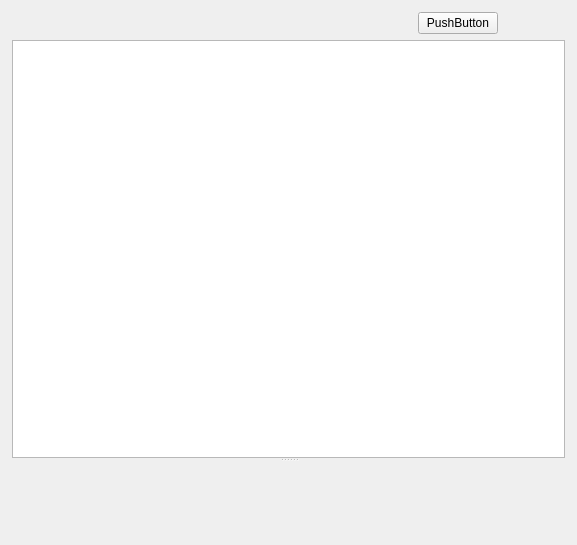
First picture: the form in sVanilla/src/ClientUi/VideoList/VideoWidget.ui, repository WangPengZhan/sVanilla, before the edit.
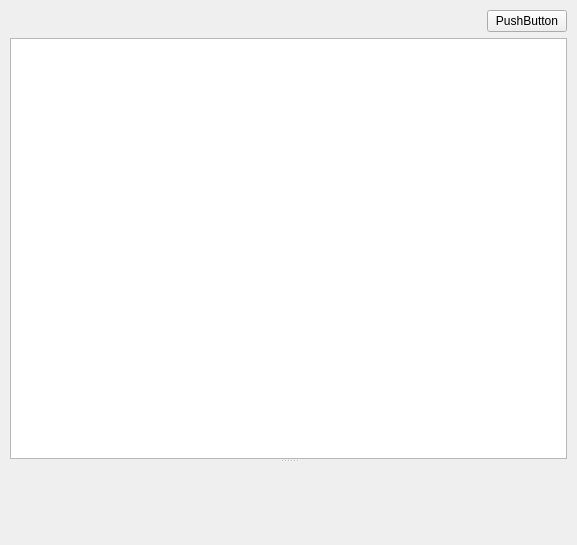
Second picture: the form after the edit. Custom widgets are drawn as their Qt base class.

Diff of the .ui file:
```diff
--- a/sVanilla/src/ClientUi/VideoList/VideoWidget.ui
+++ b/sVanilla/src/ClientUi/VideoList/VideoWidget.ui
@@ -12,16 +12,16 @@
   </property>
   <layout class="QVBoxLayout" name="verticalLayout">
    <property name="leftMargin">
-    <number>12</number>
+    <number>10</number>
    </property>
    <property name="topMargin">
-    <number>12</number>
+    <number>10</number>
    </property>
    <property name="rightMargin">
-    <number>12</number>
+    <number>10</number>
    </property>
    <property name="bottomMargin">
-    <number>12</number>
+    <number>10</number>
    </property>
    <item>
     <widget class="QWidget" name="SwitchBtnWidget" native="true">
@@ -33,13 +33,13 @@
      </property>
      <layout class="QHBoxLayout" name="horizontalLayout_2">
       <property name="leftMargin">
-       <number>0</number>
+       <number>10</number>
       </property>
       <property name="topMargin">
        <number>0</number>
       </property>
       <property name="rightMargin">
-       <number>5</number>
+       <number>0</number>
       </property>
       <property name="bottomMargin">
        <number>0</number>
@@ -67,25 +67,6 @@
         </property>
        </widget>
       </item>
-      <item>
-       <spacer name="horizontalSpacer">
-        <property name="orientation">
-         <enum>Qt::Horizontal</enum>
-        </property>
-        <property name="sizeType">
-         <enum>QSizePolicy::MinimumExpanding</enum>
-        </property>
-        <property name="sizeHint" stdset="0">
-         <size>
-          <width>0</width>
-          <height>0</height>
-         </size>
-        </property>
-       </spacer>
-      </item>
-      <item>
-       <widget class="Vanilla::ToggleButton" name="SwitchBtn" native="true"/>
-      </item>
      </layout>
     </widget>
    </item>
```
Left out of the diff: 3 changed lines with no effect on the pictures.
